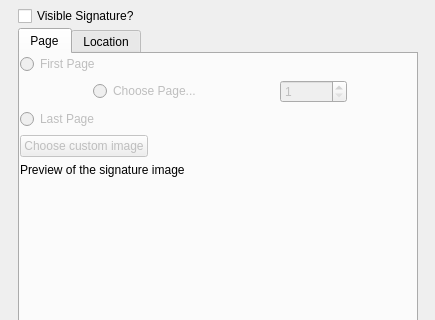
First picture: the form in pteid-mw-pt/_src/eidmw/eidgui/PDFSignWindow.ui, repository amagovpt/autenticacao.gov, before the edit; both pictures show x 0 to 435 and y 282 to 602 of the 435 by 820 pixel window.
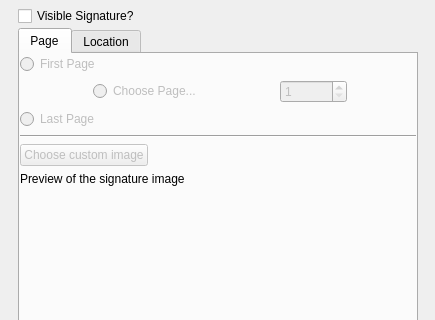
Second picture: the form after the edit. Custom widgets are drawn as their Qt base class.

Commit message: Improve layout of the image preview. Generate JPEG to insert in the signature with maximum quality

The edit to the form file:
```diff
--- a/pteid-mw-pt/_src/eidmw/eidgui/PDFSignWindow.ui
+++ b/pteid-mw-pt/_src/eidmw/eidgui/PDFSignWindow.ui
@@ -185,6 +185,13 @@
             </property>
            </widget>
           </item>
+          <item>
+          <widget class="Line" name="line2">
+            <property name="orientation">
+            <enum>Qt::Horizontal</enum>
+          </property>
+        </widget>
+        </item>
           <item>
            <widget class="QPushButton" name="pushButton_imgChooser">
             <property name="enabled">
```
The commit also changes 4 other files.
